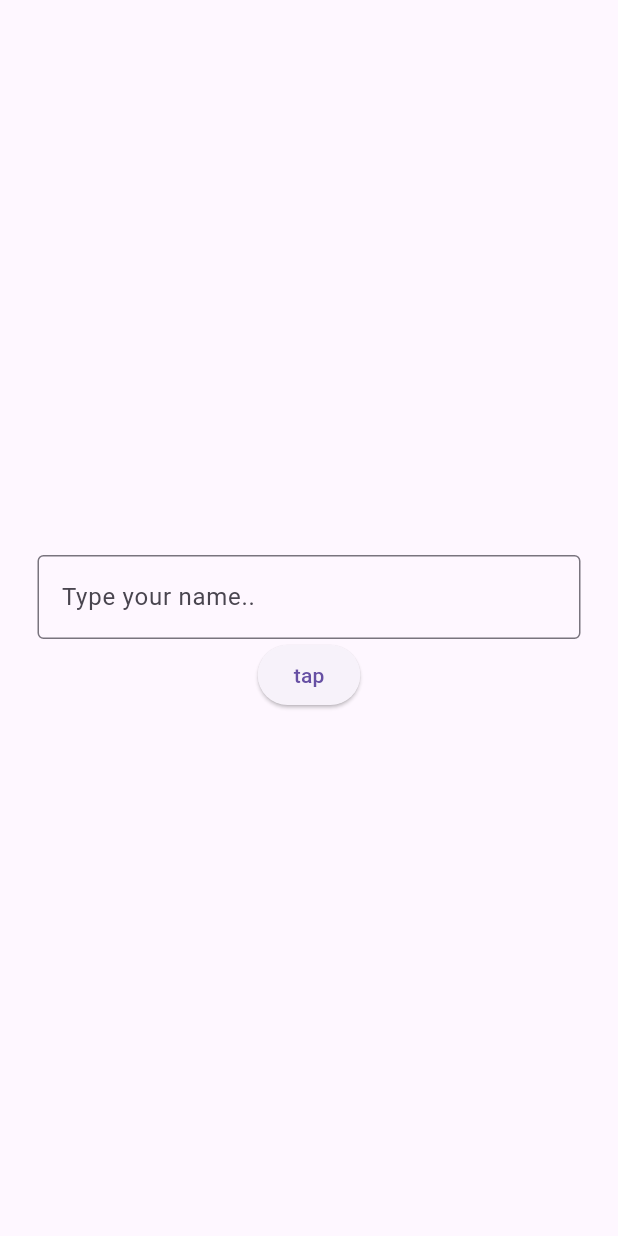
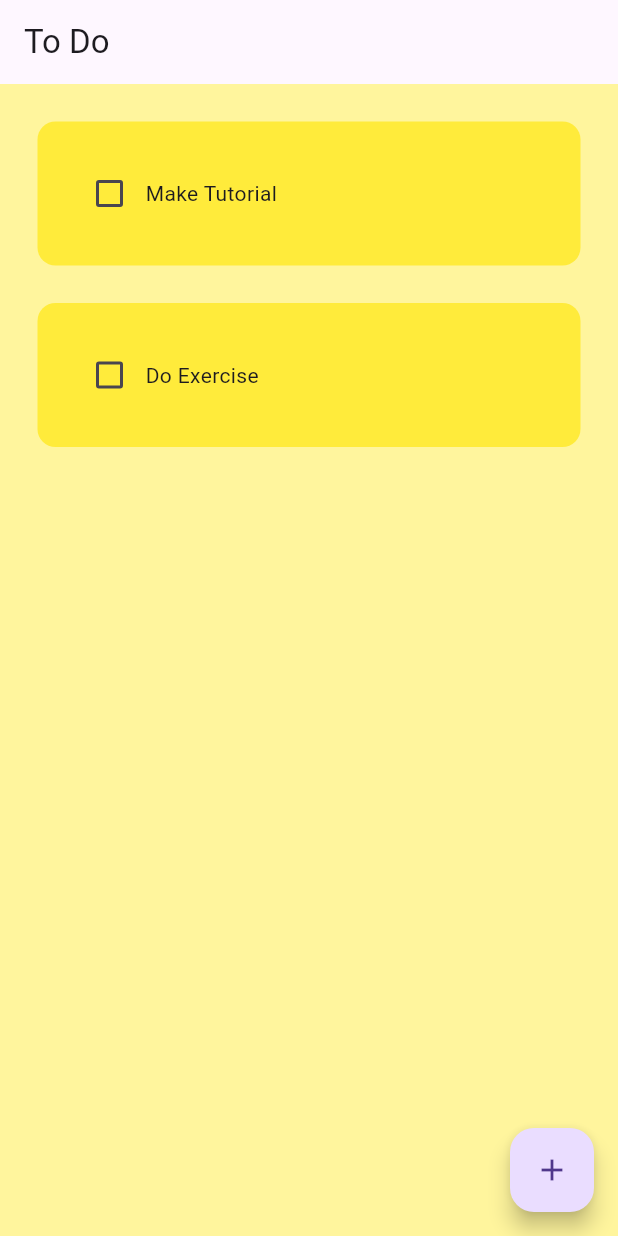
Before and after one commit to Eric-Study-369/flutter_master-class, a Flutter app: the screen it shows after launch, on a phone screen of 412 x 824 dp. Run offline on Flutter 3.47's test engine with Material 3 defaults, Android fonts, the phone set to English and light mode, and no system bars; drawn by our look-alikes of flutter_slidable; our stand-ins replace hive, hive_flutter; accounts and stored records are empty.

Commit message:
feat(todo_app): 1:12:52 Todo app

```diff
--- a/lib/main.dart
+++ b/lib/main.dart
@@ -1,9 +1,16 @@
 // ignore_for_file: prefer_const_constructors
 
 import 'package:flutter/material.dart';
-import 'package:flutter_tutorial/user_input/todo_page.dart';
+import 'package:flutter_tutorial/todo_app/home_app.dart';
+import 'package:hive_flutter/hive_flutter.dart';
 
-void main() => runApp(const MyApp());
+void main() async {
+  await Hive.initFlutter();
+
+  var box = await Hive.openBox('mybox');
+
+  runApp(const MyApp());
+}
 
 class MyApp extends StatelessWidget {
   const MyApp({super.key});
@@ -14,7 +21,10 @@ class MyApp extends StatelessWidget {
       debugShowCheckedModeBanner: false,
       // home: CounterPage(),
 
-      home: TodoPage(),
+      // home: TodoPage(),
+
+      home: HomeApp(),
+      theme: ThemeData(primarySwatch: Colors.yellow),
     );
   }
 }
--- /dev/null
+++ b/lib/todo_app/data/database.dart
@@ -0,0 +1,24 @@
+import 'package:hive/hive.dart';
+
+class TodoDatabase {
+  List toDoList = [];
+
+  final _myBox = Hive.box('mybox');
+
+  void createInitialData() {
+    toDoList = [
+      ["Make Tutorial", false],
+      ["Do Exercise", false],
+    ];
+  }
+
+  // load data from database
+  void loadData() {
+    toDoList = _myBox.get("ToDOList");
+  }
+
+  // update database
+  void updateData() {
+    _myBox.put("ToDOList", toDoList);
+  }
+}
--- /dev/null
+++ b/lib/todo_app/home_app.dart
@@ -0,0 +1,89 @@
+import 'package:flutter/material.dart';
+import 'package:flutter_tutorial/todo_app/data/database.dart';
+import 'package:flutter_tutorial/todo_app/todo_tile.dart';
+import 'package:flutter_tutorial/todo_app/dialog__box.dart';
+import 'package:hive/hive.dart';
+
+class HomeApp extends StatefulWidget {
+  const HomeApp({super.key});
+
+  @override
+  State<HomeApp> createState() => _HomeAppState();
+}
+
+class _HomeAppState extends State<HomeApp> {
+  final _myBox = Hive.box('mybox');
+  TodoDatabase db = TodoDatabase();
+
+  final _controller = TextEditingController();
+
+  @override
+  void initState() {
+    if (_myBox.get("ToDOList") == null) {
+      db.createInitialData();
+    } else {
+      db.loadData();
+    }
+
+    super.initState();
+  }
+
+  void checkboxChange(bool? value, int index) {
+    setState(() {
+      db.toDoList[index][1] = !db.toDoList[index][1];
+    });
+    db.updateData();
+  }
+
+  void saveNewTaske() {
+    setState(() {
+      db.toDoList.add([_controller.text, false]);
+      _controller.clear();
+    });
+    Navigator.of(context).pop();
+    db.updateData();
+  }
+
+  void createNewtask() {
+    showDialog(
+        context: context,
+        builder: (context) {
+          return DialogBox(
+            controller: _controller,
+            onSave: saveNewTaske,
+            onCancel: () => Navigator.of(context).pop(),
+          );
+        });
+  }
+
+  void deleteTask(int index) {
+    setState(() {
+      db.toDoList.removeAt(index);
+    });
+    db.updateData();
+  }
+
+  @override
+  Widget build(BuildContext context) {
+    return Scaffold(
+        backgroundColor: Colors.yellow[200],
+        appBar: AppBar(
+          title: Text("To Do"),
+          elevation: 0,
+        ),
+        floatingActionButton: FloatingActionButton(
+          onPressed: createNewtask,
+          child: Icon(Icons.add),
+        ),
+        body: ListView.builder(
+            itemCount: db.toDoList.length,
+            itemBuilder: (context, index) {
+              return TodoTile(
+                taskName: db.toDoList[index][0],
+                taskComplete: db.toDoList[index][1],
+                onChange: (value) => checkboxChange(value, index),
+                deleteFunction: (context) => deleteTask(index),
+              );
+            }));
+  }
+}
--- /dev/null
+++ b/lib/todo_app/todo_tile.dart
@@ -0,0 +1,58 @@
+// ignore_for_file: sort_child_properties_last
+
+import 'package:flutter/material.dart';
+import 'package:flutter_slidable/flutter_slidable.dart';
+
+class TodoTile extends StatelessWidget {
+  final String taskName;
+  final bool taskComplete;
+  Function(bool?)? onChange;
+  Function(BuildContext)? deleteFunction;
+
+  TodoTile(
+      {super.key,
+      required this.taskName,
+      required this.taskComplete,
+      required this.onChange,
+      required this.deleteFunction});
+
+  @override
+  Widget build(BuildContext context) {
+    return Padding(
+      padding: const EdgeInsets.only(left: 25.0, right: 25, top: 25),
+      child: Slidable(
+        endActionPane: ActionPane(
+          motion: StretchMotion(),
+          children: [
+            SlidableAction(
+              onPressed: deleteFunction,
+              icon: Icons.delete,
+              backgroundColor: Colors.red.shade300,
+              borderRadius: BorderRadius.circular(12),
+            ),
+          ],
+        ),
+        child: Container(
+          padding: EdgeInsets.all(24),
+          child: Row(children: [
+            Checkbox(
+              value: taskComplete,
+              onChanged: onChange,
+              activeColor: Colors.black,
+            ),
+            Text(
+              taskName,
+              style: TextStyle(
+                decoration: taskComplete
+                    ? TextDecoration.lineThrough
+                    : TextDecoration.none,
+              ),
+            ),
+          ]),
+          decoration: BoxDecoration(
+              color: Colors.yellow, borderRadius: BorderRadius.circular(12)),
+        ),
+      ),
+    );
+  }
+}
--- a/pubspec.yaml
+++ b/pubspec.yaml
@@ -30,15 +30,21 @@ environment:
 dependencies:
   flutter:
     sdk: flutter
+  hive: ^2.2.3
+  hive_flutter: ^1.1.0
+
 
 
   # The following adds the Cupertino Icons font to your application.
   # Use with the CupertinoIcons class for iOS style icons.
   cupertino_icons: ^1.0.2
+  flutter_slidable: ^1.2.0
 
 dev_dependencies:
   flutter_test:
     sdk: flutter
+  hive_generator: ^1.1.3
+  build_runner: ^2.1.11
 
   # The "flutter_lints" package below contains a set of recommended lints to
   # encourage good coding practices. The lint set provided by the package is
```
Also changed, not shown: lib/todo_app/dialog__box.dart (added, +44 -0 lines), lib/todo_app/my_button.dart (added, +16 -0 lines), lib/todo_app/user_input/todo_page.dart (renamed from lib/user_input/todo_page.dart), pubspec.lock, 1 other file.
